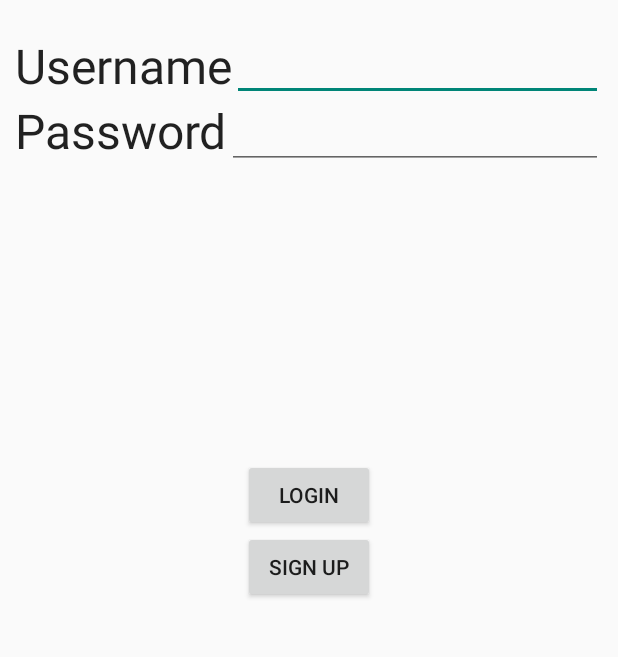
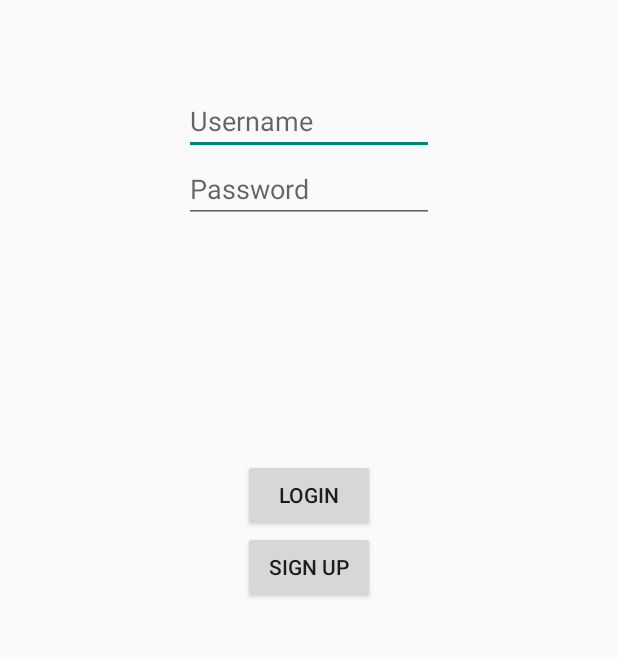
Before and after one commit to jbeale/QuizMe, an Android app: the screen it shows after launch (Main), on a phone screen of 412 x 824 dp, the part 165-822 px from its top. Run offline under Robolectric (Android 15) with nearby library versions, the phone set to English and light mode, and no system bars; libraries missing offline, so code that uses them is left out: retrofit.client.

Commit message:
Cleaned up interfaces

```diff
--- a/android/QuizWhiz/app/src/main/java/com/whiz/quiz/quizwhiz/Main.java
+++ b/android/QuizWhiz/app/src/main/java/com/whiz/quiz/quizwhiz/Main.java
@@ -44,7 +44,6 @@ public class Main extends ActionBarActivity {
             }
 
         });
-
 
         buttonLogin.setOnClickListener(new View.OnClickListener() {
             @Override
--- a/android/QuizWhiz/app/src/main/res/layout/activity_main.xml
+++ b/android/QuizWhiz/app/src/main/res/layout/activity_main.xml
@@ -6,40 +6,19 @@
     android:paddingRight="10dp"
     android:id="@+id/relativeLayout">
 
-    <TextView
-        android:layout_width="wrap_content"
-        android:layout_height="wrap_content"
-        android:textAppearance="?android:attr/textAppearanceLarge"
-        android:text="Username"
-        android:id="@+id/textUsername"
-        android:textSize="32dp"
-        android:layout_marginTop="76dp"
-        android:layout_alignParentTop="true"
-        android:layout_alignParentLeft="true"
-        android:layout_alignParentStart="true" />
-
     <EditText
         android:layout_width="200dp"
         android:layout_height="wrap_content"
         android:inputType="textEmailAddress"
         android:ems="10"
         android:id="@+id/editUsername"
-        android:layout_alignTop="@+id/textUsername"
-        android:layout_alignParentRight="true"
-        android:layout_alignParentEnd="true"
-        android:layout_toRightOf="@+id/textUsername"
-        android:layout_toEndOf="@+id/textUsername" />
-
-    <TextView
-        android:layout_width="wrap_content"
-        android:layout_height="wrap_content"
-        android:textAppearance="?android:attr/textAppearanceLarge"
-        android:text="Password"
-        android:id="@+id/textPassword"
-        android:layout_below="@+id/textUsername"
-        android:layout_alignLeft="@+id/textUsername"
-        android:layout_alignStart="@+id/textUsername"
-        android:textSize="32dp" />
+        android:layout_below="@+id/textTitle"
+        android:layout_marginTop="58dp"
+        android:hint="Username"
+        android:layout_alignLeft="@+id/textTitle"
+        android:layout_alignStart="@+id/textTitle"
+        android:layout_alignRight="@+id/textTitle"
+        android:layout_alignEnd="@+id/textTitle" />
 
     <EditText
         android:layout_width="wrap_content"
@@ -48,9 +27,11 @@
         android:ems="10"
         android:id="@+id/editPasswordReg"
         android:layout_below="@+id/editUsername"
-        android:layout_toRightOf="@+id/textPassword"
         android:layout_alignRight="@+id/editUsername"
-        android:layout_alignEnd="@+id/editUsername" />
+        android:layout_alignEnd="@+id/editUsername"
+        android:hint="Password"
+        android:layout_alignLeft="@+id/editUsername"
+        android:layout_alignStart="@+id/editUsername" />
 
     <Button
         android:layout_width="wrap_content"
```
